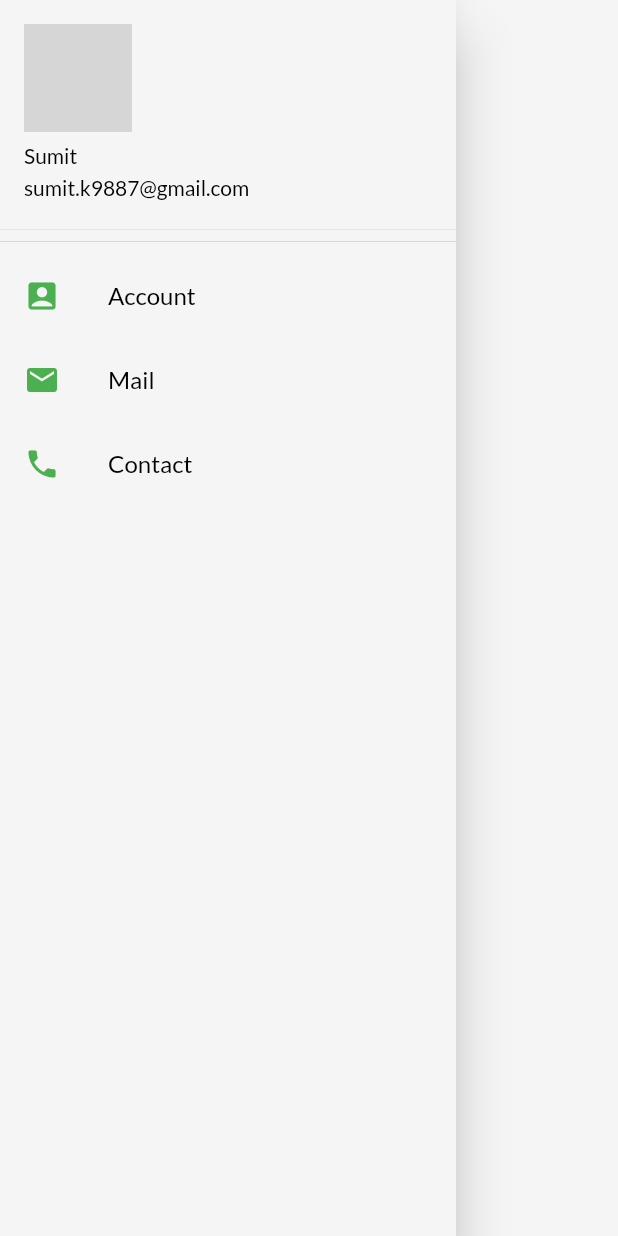
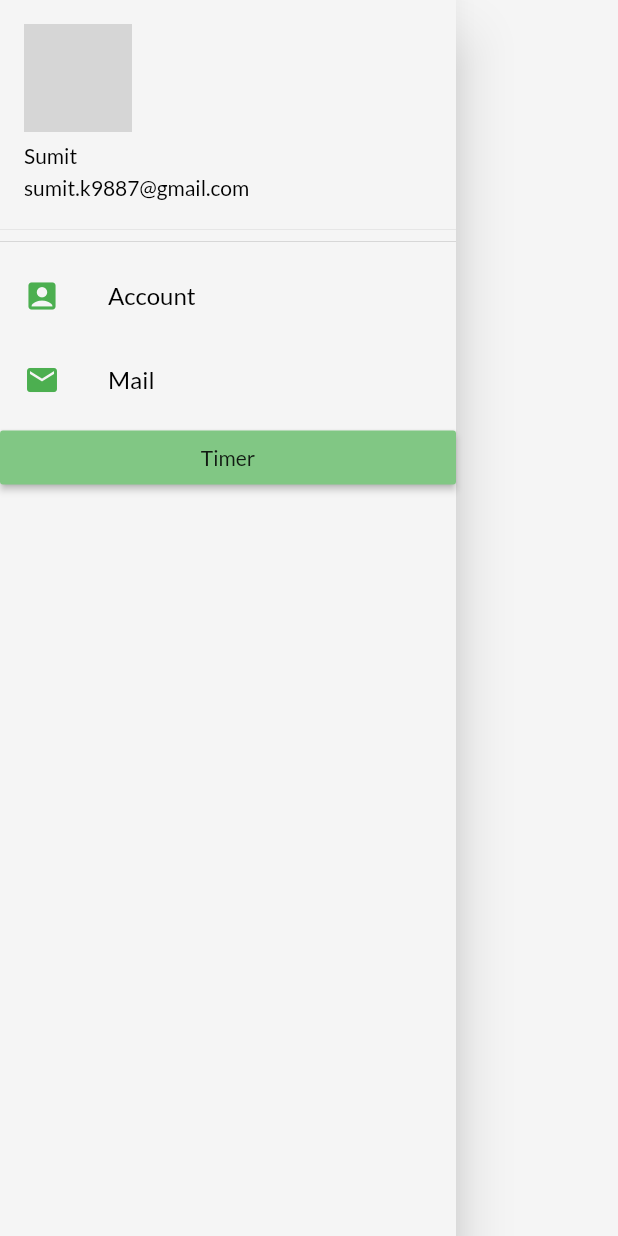
Before and after one commit to iamlolo-dev/APPShopTea_Flutter, a Flutter app: the MyDrawer widget shown alone on an empty page, opened directly, on a phone screen of 412 x 824 dp. Run offline on Flutter 3.47's test engine with Material 2 defaults, Android fonts, the phone set to English and light mode, and no system bars; drawn by our look-alikes of velocity_x; our stand-ins replace google_fonts, url_strategy; missing offline and left inert: pay; network calls fail; grey boxes are pictures that could not be loaded.

Commit message:
add Timer class

```diff
--- a/analysis_options.yaml
+++ b/analysis_options.yaml
@@ -7,7 +7,6 @@
 
 # The following line activates a set of recommended lints for Flutter apps,
 # packages, and plugins designed to encourage good coding practices.
-include: package:flutter_lints/flutter.yaml
 
 linter:
   # The lint rules applied to this project can be customized in the
--- a/lib/main.dart
+++ b/lib/main.dart
@@ -4,6 +4,7 @@ import 'package:flutter_catalog/pages/cart_page.dart';
 import 'package:flutter_catalog/pages/home_detailPage.dart';
 import 'package:flutter_catalog/pages/login_page.dart';
 import 'package:flutter_catalog/pages/signup_page.dart';
+import 'package:flutter_catalog/pages/timer/home_page_timer.dart';
 import 'package:flutter_catalog/utils/routes.dart';
 import 'pages/home_page.dart';
 import 'package:flutter_catalog/widgets/themes.dart';
@@ -33,6 +34,7 @@ class MyApp extends StatelessWidget {
             ),
         MyRoutes.cartRoute: (context) => CartPage(),
         MyRoutes.signupRoute: (context) => SignUpPage(),
+        MyRoutes.timerRoute: (context) => HomePageTimer(),
       },
     );
   }
--- a/lib/pages/home_page.dart
+++ b/lib/pages/home_page.dart
@@ -9,7 +9,6 @@ import 'package:flutter_catalog/widgets/drawer.dart';
 import 'package:flutter_catalog/widgets/item_widget.dart';
 import 'dart:convert';
 import 'package:velocity_x/velocity_x.dart';
-import 'package:http/http.dart' as http;
 
 class HomePage extends StatefulWidget {
   @override
--- a/lib/utils/routes.dart
+++ b/lib/utils/routes.dart
@@ -4,4 +4,5 @@ class MyRoutes {
   static String detailRoute = "/detail";
   static String cartRoute = "/cart";
   static String signupRoute = "/signup";
+  static String timerRoute = "/timer";
 }
--- a/lib/widgets/drawer.dart
+++ b/lib/widgets/drawer.dart
@@ -1,4 +1,5 @@
 import 'package:flutter/material.dart';
+import 'package:flutter_catalog/utils/routes.dart';
 import 'package:velocity_x/velocity_x.dart';
 
 class MyDrawer extends StatelessWidget {
@@ -45,16 +46,13 @@ class MyDrawer extends StatelessWidget {
                 style: TextStyle(color: Colors.black),
               ),
             ),
-            ListTile(
-              leading: Icon(
-                Icons.phone,
-                color: Colors.green.shade500,
-              ),
-              title: Text(
-                "Contact",
-                style: TextStyle(color: Colors.black),
-              ),
-            )
+            MaterialButton(
+              color: Colors.green.shade300,
+              onPressed: () {
+                Navigator.pushNamed(context, MyRoutes.timerRoute);
+              },
+              child: Text("Timer"),
+            ),
           ],
         ),
       ),
```
Also changed, not shown: lib/pages/timer/home_page_timer.dart (added, +17 -0 lines).
